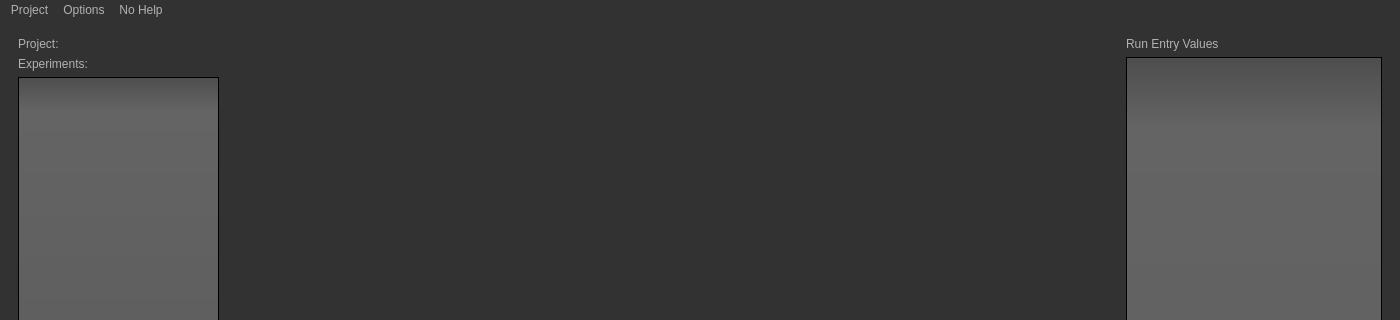
Before: the Qt Designer form evalpy/visualization/interface.ui in DavidRother/evalpy, drawn with Qt 5; both pictures show x 0 to 1400 and y 0 to 320 of the 1400 by 800 pixel window.
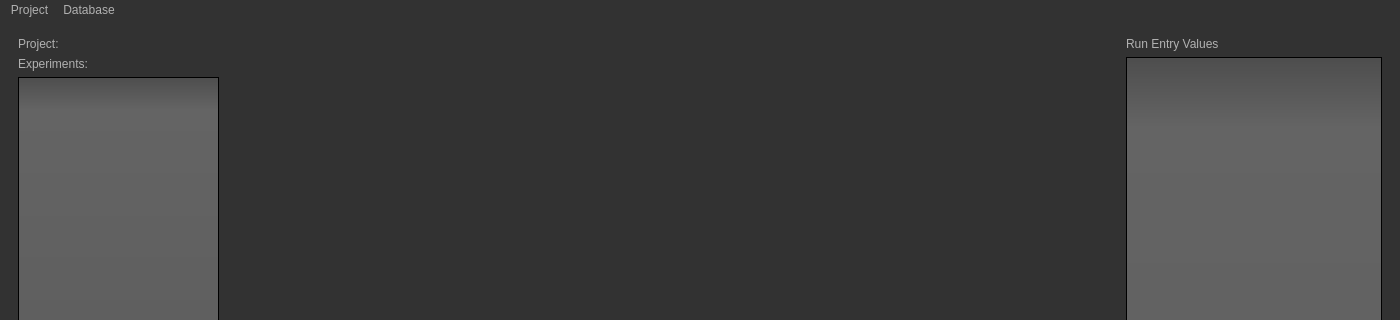
After: the same form once the commit is applied. Icons and pictures are not drawn. Custom widgets are drawn as their Qt base class.

The edit to the form file:
```diff
--- a/evalpy/visualization/interface.ui
+++ b/evalpy/visualization/interface.ui
@@ -890,17 +890,13 @@
    </widget>
    <widget class="QMenu" name="menuOptions">
     <property name="title">
-     <string>Options</string>
+     <string>Database</string>
     </property>
-   </widget>
-   <widget class="QMenu" name="menuNo_Help">
-    <property name="title">
-     <string>No Help</string>
-    </property>
+    <addaction name="actionDelete_Experiment"/>
+    <addaction name="actionDelete_Run"/>
    </widget>
    <addaction name="menu_project_dialog"/>
    <addaction name="menuOptions"/>
-   <addaction name="menuNo_Help"/>
   </widget>
   <widget class="QStatusBar" name="statusbar"/>
   <action name="actionLoad_Project">
```
Left out of the diff: 17 changed lines with no effect on the pictures.
